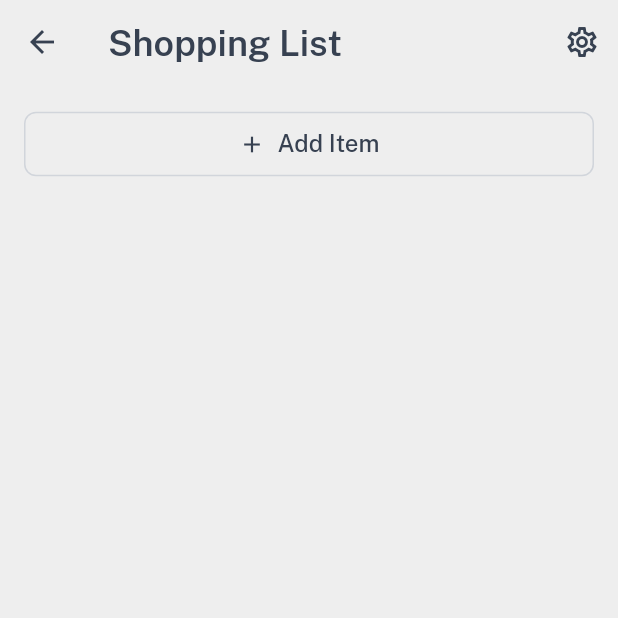
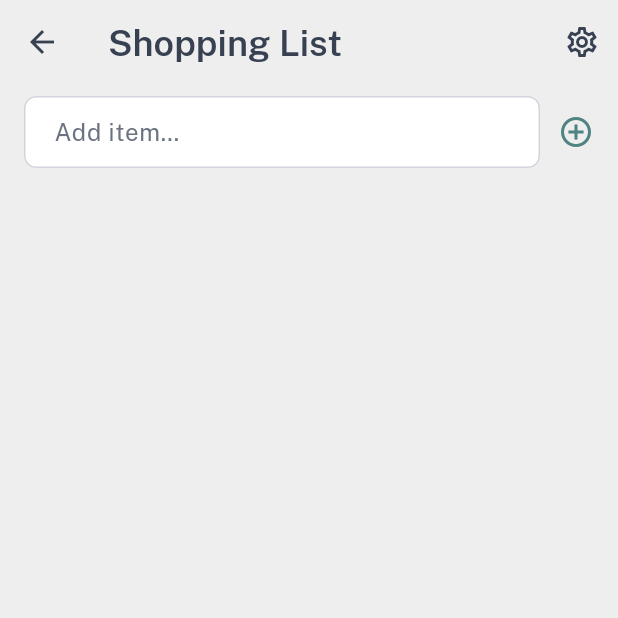
Before and after one commit to Lejinnie/flatorg, a Flutter app: the _ShoppingBody screen opened directly, on a phone screen of 412 x 824 dp, the top half of it. Run offline on Flutter 3.47's test engine with Material 3 defaults, Android fonts, the phone set to English and light mode, and no system bars; our stand-ins replace cloud_firestore, firebase_auth, firebase_core, firebase_messaging, go_router, google_fonts and 1 more; accounts and stored records are empty.

Commit message:
Shopping list: permanent input field, drag-to-reorder, deletion mode
- ShoppingItem gains an `order: int` field (defaults to 0 for legacy items;
  new items use timestamp millis so they always sort last)
- ShoppingRepository.watchShoppingItems now client-side sorts by `order`
- ShoppingRepository.updateItemOrders batch-writes compact 0…n indices after
  a drag reorder
- ShoppingItemTile extended with isDeletionMode, onDelete, onLongPress,
  dragHandle props; in deletion mode the tile turns red and tapping deletes
- ShoppingScreen:
  - Permanent input field (always visible) with + icon replaces the old
    "Add Item" button / toggled text field
  - Unbought items rendered in ReorderableListView with drag handles (≡);
    drag is disabled in deletion mode (plain column)
  - Long-press any item enters deletion mode; trashcan icons appear on all items
  - _DeletionBar with ← Go Back appears below the input field in deletion mode
  - PopScope intercepts Android back button to exit deletion mode first

https://claude.ai/code/session_01NXnmM7C8XoAnG4NcC9W8LU

```diff
--- a/lib/constants/strings.dart
+++ b/lib/constants/strings.dart
@@ -56,6 +56,7 @@ const fieldShoppingText = 'text';
 const fieldShoppingAddedBy = 'added_by';
 const fieldShoppingIsBought = 'is_bought';
 const fieldShoppingBoughtAt = 'bought_at';
+const fieldShoppingOrder = 'order';
 
 // ── Swap request field names ──────────────────────────────────────────────────
 
--- a/lib/models/issue.dart
+++ b/lib/models/issue.dart
@@ -162,12 +162,17 @@ class ShoppingItem {
   /// Null when not yet bought.
   final Timestamp? boughtAt;
 
+  /// Position in the unbought list for manual reordering.
+  /// Defaults to 0 for items created before this field was introduced.
+  final int order;
+
   const ShoppingItem({
     required this.id,
     required this.text,
     required this.addedBy,
     required this.isBought,
     required this.boughtAt,
+    this.order = 0,
   });
 
   factory ShoppingItem.fromFirestore(DocumentSnapshot<Map<String, dynamic>> doc) {
@@ -178,6 +183,7 @@ class ShoppingItem {
       addedBy: (data[fieldShoppingAddedBy] as String?) ?? '',
       isBought: (data[fieldShoppingIsBought] as bool?) ?? false,
       boughtAt: data[fieldShoppingBoughtAt] as Timestamp?,
+      order: (data[fieldShoppingOrder] as int?) ?? 0,
     );
   }
 
@@ -186,6 +192,7 @@ class ShoppingItem {
     fieldShoppingAddedBy: addedBy,
     fieldShoppingIsBought: isBought,
     fieldShoppingBoughtAt: boughtAt,
+    fieldShoppingOrder: order,
   };
 
   ShoppingItem copyWith({
@@ -194,11 +201,13 @@ class ShoppingItem {
     String? addedBy,
     bool? isBought,
     Timestamp? boughtAt,
+    int? order,
   }) => ShoppingItem(
     id: id ?? this.id,
     text: text ?? this.text,
     addedBy: addedBy ?? this.addedBy,
     isBought: isBought ?? this.isBought,
     boughtAt: boughtAt ?? this.boughtAt,
+    order: order ?? this.order,
   );
 }
--- a/lib/screens/shopping_screen.dart
+++ b/lib/screens/shopping_screen.dart
@@ -1,3 +1,5 @@
+import 'dart:async';
+
 import 'package:cloud_firestore/cloud_firestore.dart';
 import 'package:flutter/material.dart';
 import 'package:go_router/go_router.dart';
@@ -14,8 +16,9 @@ import 'main_scaffold.dart';
 
 /// Shopping list screen.
 ///
-/// Shows unbought items above a divider and bought (greyed, struck-through)
-/// items below.  New items can be added via an inline text field.
+/// Shows a permanent input field at the top, then unbought items (drag-to-reorder)
+/// above a divider, and bought (greyed, struck-through) items below.
+/// Long-pressing any item enters deletion mode where tapping deletes the item.
 class ShoppingScreen extends StatelessWidget {
   const ShoppingScreen({super.key});
 
@@ -34,8 +37,8 @@ class _ShoppingBody extends StatefulWidget {
 }
 
 class _ShoppingBodyState extends State<_ShoppingBody> {
-  var _showAddField = false;
   final _addCtrl = TextEditingController();
+  var _deletionMode = false;
 
   @override
   void dispose() {
@@ -43,10 +46,12 @@ class _ShoppingBodyState extends State<_ShoppingBody> {
     super.dispose();
   }
 
+  void _enterDeletionMode() => setState(() => _deletionMode = true);
+  void _exitDeletionMode() => setState(() => _deletionMode = false);
+
   Future<void> _addItem(String flatId, String addedByUid) async {
     final text = _addCtrl.text.trim();
     if (text.isEmpty) {
-      setState(() => _showAddField = false);
       return;
     }
 
@@ -65,22 +70,44 @@ class _ShoppingBodyState extends State<_ShoppingBody> {
         addedBy: addedByUid,
         isBought: false,
         boughtAt: null,
+        // Use timestamp millis so new items always sort after any reordered item
+        // (which gets compact indices 0, 1, 2… after a drag operation).
+        order: DateTime.now().millisecondsSinceEpoch,
       ),
     );
 
     _addCtrl.clear();
-    setState(() => _showAddField = false);
+  }
+
+  void _onReorder(String flatId, List<ShoppingItem> unbought, int oldIndex, int newIndex) {
+    // Flutter's ReorderableListView fires newIndex already past the removed item
+    // position; adjust before splicing.
+    if (newIndex > oldIndex) {
+      newIndex -= 1;
+    }
+    final reordered = List<ShoppingItem>.from(unbought);
+    final moved = reordered.removeAt(oldIndex);
+    reordered.insert(newIndex, moved);
+    unawaited(ShoppingRepository().updateItemOrders(flatId, reordered));
   }
 
   @override
   Widget build(BuildContext context) {
-    final flatProvider  = context.watch<FlatProvider>();
-    final flatId        = flatProvider.flatId;
-    final currentUid    = flatProvider.currentPerson?.uid ?? '';
-    final cleanupHours  = flatProvider.flat?.shoppingCleanupHours ?? 6;
-    final theme         = Theme.of(context);
+    final flatProvider = context.watch<FlatProvider>();
+    final flatId = flatProvider.flatId;
+    final currentUid = flatProvider.currentPerson?.uid ?? '';
+    final cleanupHours = flatProvider.flat?.shoppingCleanupHours ?? 6;
+    final theme = Theme.of(context);
 
-    return Scaffold(
+    return PopScope(
+      // Intercept Android back button while in deletion mode.
+      canPop: !_deletionMode,
+      onPopInvokedWithResult: (didPop, _) {
+        if (!didPop) {
+          _exitDeletionMode();
+        }
+      },
+      child: Scaffold(
         appBar: AppBar(
           title: const Text(headingShopping),
           actions: [
@@ -91,79 +118,101 @@ class _ShoppingBodyState extends State<_ShoppingBody> {
             ),
           ],
         ),
-      body: StreamBuilder<List<ShoppingItem>>(
+        body: Column(
+          children: [
+            // ── Permanent input field ───────────────────────────────────────
+            Padding(
+              padding: const EdgeInsets.fromLTRB(
+                AppTheme.spacingMd,
+                AppTheme.spacingSm,
+                AppTheme.spacingXs,
+                AppTheme.spacingXs,
+              ),
+              child: Row(
+                children: [
+                  Expanded(
+                    child: TextField(
+                      controller: _addCtrl,
+                      decoration: const InputDecoration(
+                        hintText: hintShoppingItem,
+                        isDense: true,
+                      ),
+                      textInputAction: TextInputAction.done,
+                      onSubmitted: (_) async {
+                        // Pass empty list as fallback; stream not available here.
+                        // Actual unbought count comes from the StreamBuilder below
+                        // but for ordering we re-read from stream on submit.
+                        await _addItem(flatId, currentUid);
+                      },
+                    ),
+                  ),
+                  IconButton(
+                    icon: const Icon(Icons.add_circle_outline),
+                    color: AppTheme.featureColor,
+                    tooltip: buttonAddItem,
+                    onPressed: () => _addItem(flatId, currentUid),
+                  ),
+                ],
+              ),
+            ),
+
+            // ── Deletion mode bar ───────────────────────────────────────────
+            if (_deletionMode)
+              _DeletionBar(onGoBack: _exitDeletionMode),
+
+            // ── Item list ───────────────────────────────────────────────────
+            Expanded(
+              child: StreamBuilder<List<ShoppingItem>>(
                 stream: ShoppingRepository().watchShoppingItems(flatId),
                 builder: (ctx, snap) {
                   if (snap.connectionState == ConnectionState.waiting) {
                     return const Center(child: CircularProgressIndicator());
                   }
 
-          final all     = snap.data ?? [];
+                  final all = snap.data ?? [];
                   final unbought = all.where((i) => !i.isBought).toList();
-          final bought   = all.where((i) => i.isBought).toList();
+                  final bought = all.where((i) => i.isBought).toList();
 
                   return RefreshIndicator(
                     onRefresh: () async {},
                     child: ListView(
-            padding: const EdgeInsets.symmetric(vertical: AppTheme.spacingSm),
+                      padding: const EdgeInsets.only(bottom: AppTheme.spacingMd),
                       children: [
-              // Inline add field (appears at top when active).
-              if (_showAddField)
-                Padding(
-                  padding: const EdgeInsets.symmetric(
-                    horizontal: AppTheme.spacingMd,
-                    vertical: AppTheme.spacingXs,
-                  ),
-                  child: Row(
+                        // Unbought items — reorderable in normal mode.
+                        if (unbought.isNotEmpty)
+                          ReorderableListView(
+                            shrinkWrap: true,
+                            physics: const NeverScrollableScrollPhysics(),
+                            buildDefaultDragHandles: false,
+                            // Disable drag in deletion mode.
+                            onReorder: _deletionMode
+                                ? (_, __) {}
+                                : (old, nw) => _onReorder(flatId, unbought, old, nw),
                             children: [
-                      Expanded(
-                        child: TextField(
-                          controller: _addCtrl,
-                          autofocus: true,
-                          decoration: const InputDecoration(
-                            hintText: hintShoppingItem,
-                          ),
-                          textInputAction: TextInputAction.done,
-                          onSubmitted: (_) => _addItem(flatId, currentUid),
+                              for (var i = 0; i < unbought.length; i++)
+                                ShoppingItemTile(
+                                  key: ValueKey(unbought[i].id),
+                                  item: unbought[i],
+                                  isDeletionMode: _deletionMode,
+                                  onToggleBought: () =>
+                                      ShoppingRepository().markBought(flatId, unbought[i].id),
+                                  onDelete: () =>
+                                      ShoppingRepository().deleteItem(flatId, unbought[i].id),
+                                  onLongPress: _enterDeletionMode,
+                                  dragHandle: _deletionMode
+                                      ? null
+                                      : ReorderableDragStartListener(
+                                          index: i,
+                                          child: const Padding(
+                                            padding: EdgeInsets.all(AppTheme.spacingMd),
+                                            child: Icon(Icons.drag_handle, color: AppTheme.grayMid),
                                           ),
                                         ),
-                      IconButton(
-                        icon: const Icon(Icons.check, color: AppTheme.featureColor),
-                        onPressed: () => _addItem(flatId, currentUid),
-                      ),
-                      IconButton(
-                        icon: const Icon(Icons.close, color: AppTheme.grayMid),
-                        onPressed: () {
-                          _addCtrl.clear();
-                          setState(() => _showAddField = false);
-                        },
                                 ),
                             ],
                           ),
-                ),
 
-              // Unbought items.
-              ...unbought.map(
-                (item) => ShoppingItemTile(
-                  item: item,
-                  onToggleBought: () => ShoppingRepository().markBought(flatId, item.id),
-                ),
-              ),
-
-              // Add Item button.
-              Padding(
-                padding: const EdgeInsets.symmetric(
-                  horizontal: AppTheme.spacingMd,
-                  vertical: AppTheme.spacingSm,
-                ),
-                child: OutlinedButton.icon(
-                  icon: const Icon(Icons.add),
-                  label: const Text(buttonAddItem),
-                  onPressed: () => setState(() => _showAddField = true),
-                ),
-              ),
-
-              // Divider + "Disappears after Xh" label.
+                        // Bought items section.
                         if (bought.isNotEmpty) ...[
                           const Divider(height: AppTheme.spacingLg),
                           Padding(
@@ -183,16 +232,52 @@ class _ShoppingBodyState extends State<_ShoppingBody> {
                           ),
                           ...bought.map(
                             (item) => ShoppingItemTile(
+                              key: ValueKey(item.id),
                               item: item,
-                    onToggleBought: () => ShoppingRepository().markUnbought(flatId, item.id),
+                              isDeletionMode: _deletionMode,
+                              onToggleBought: () =>
+                                  ShoppingRepository().markUnbought(flatId, item.id),
+                              onDelete: () =>
+                                  ShoppingRepository().deleteItem(flatId, item.id),
+                              onLongPress: _enterDeletionMode,
                             ),
                           ),
                         ],
                       ],
-            ), // ListView
-          ); // RefreshIndicator
+                    ),
+                  );
                 },
+              ),
+            ),
+          ],
+        ),
       ),
     );
   }
 }
+
+/// Bar shown below the AppBar when deletion mode is active.
+/// Provides a "Go Back" (← arrow) to exit deletion mode.
+class _DeletionBar extends StatelessWidget {
+  const _DeletionBar({required this.onGoBack});
+
+  final VoidCallback onGoBack;
+
+  @override
+  Widget build(BuildContext context) => Container(
+        color: Theme.of(context).colorScheme.surface,
+        padding: const EdgeInsets.symmetric(
+          horizontal: AppTheme.spacingXs,
+          vertical: AppTheme.spacingXs,
+        ),
+        child: Row(
+          children: [
+            TextButton.icon(
+              onPressed: onGoBack,
+              icon: const Icon(Icons.arrow_back),
+              label: const Text(buttonGoBack),
+            ),
+          ],
+        ),
+      );
+}
```
Also changed, not shown: lib/repositories/shopping_repository.dart (+21 -6 lines), lib/widgets/shopping_item_tile.dart (+45 -7 lines). Lines whose indentation alone changed are shown as unchanged.
